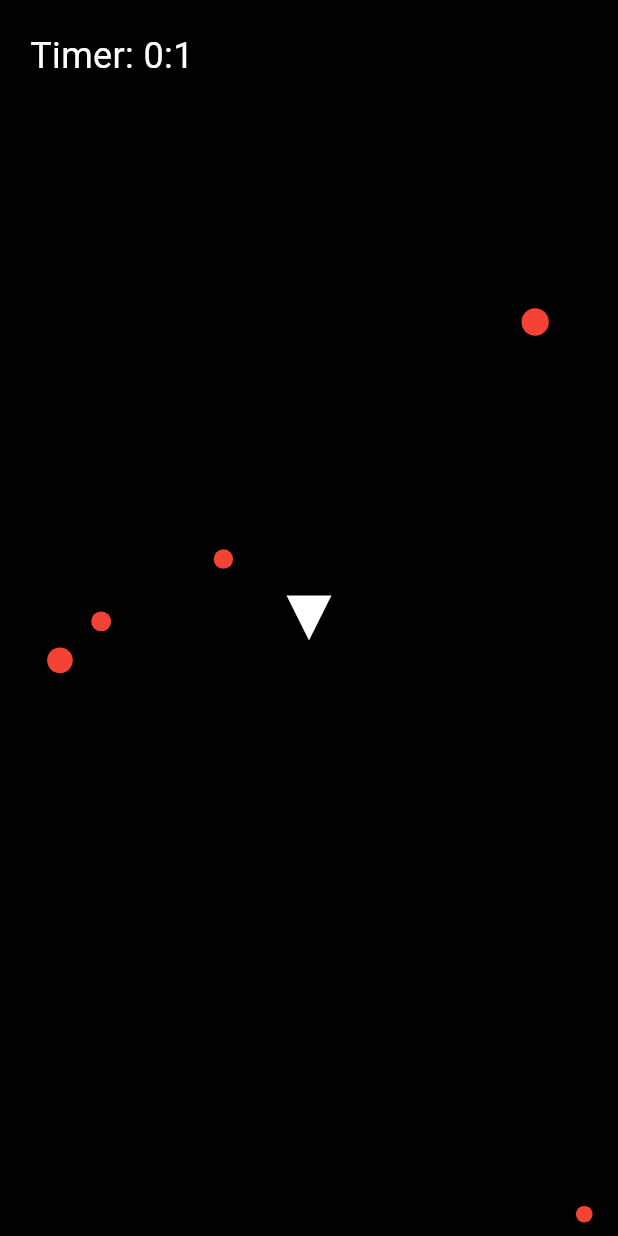
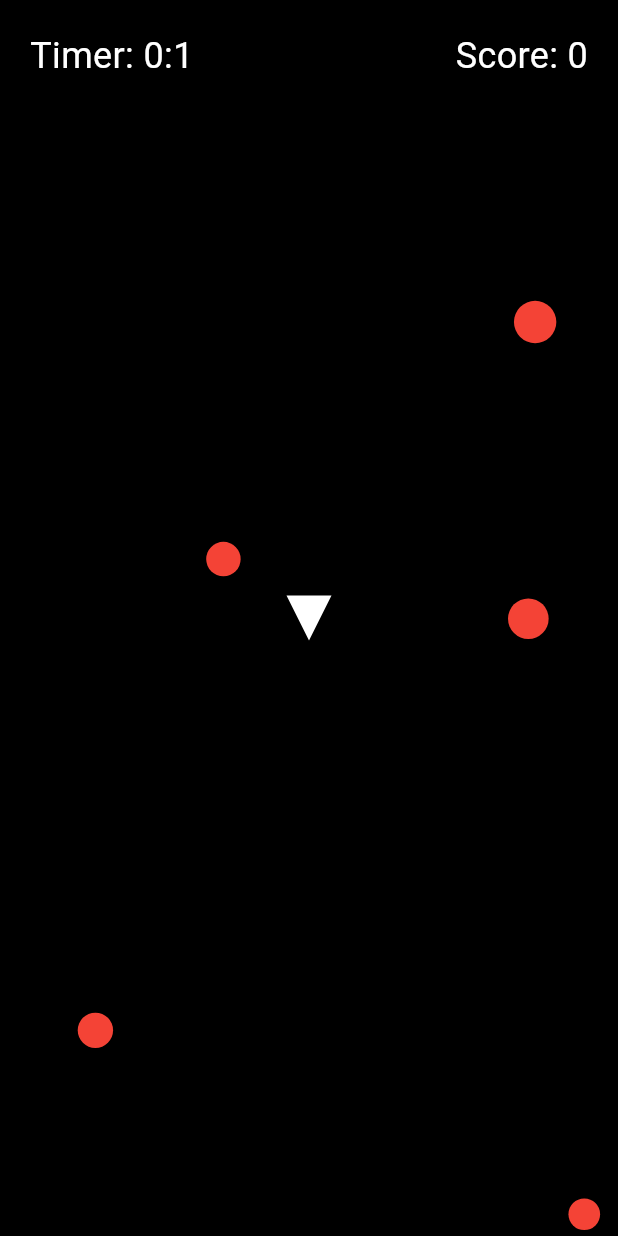
Before and after one commit to ashu3699/ashu3699.github.io, a Flutter app: the AsteroidsApp screen opened directly, on a phone screen of 412 x 824 dp. Run offline on Flutter 3.47's test engine with Material 3 defaults, Android fonts, the phone set to English and light mode, and no system bars; our stand-ins replace device_preview, go_router, math_expressions, url_strategy.

Commit message:
Add score tracking and display in Asteroids game

```diff
--- a/lib/ui/apps/asteroids/ui/asteroids.app.dart
+++ b/lib/ui/apps/asteroids/ui/asteroids.app.dart
@@ -63,6 +63,11 @@ class _AsteroidsAppState extends State<AsteroidsApp> {
       child: Column(
         mainAxisAlignment: MainAxisAlignment.center,
         children: [
+          Text(
+            'Score: $score',
+            style: const TextStyle(fontSize: 24, color: Colors.white),
+          ),
+          const SizedBox(height: 20),
           const Text(
             'You Won!',
             style: TextStyle(fontSize: 32, color: Colors.white),
@@ -91,6 +96,11 @@ class _AsteroidsAppState extends State<AsteroidsApp> {
       child: Column(
         mainAxisAlignment: MainAxisAlignment.center,
         children: [
+          Text(
+            'Score: $score',
+            style: const TextStyle(fontSize: 24, color: Colors.white),
+          ),
+          const SizedBox(height: 20),
           const Text(
             'Game Over',
             style: TextStyle(fontSize: 32, color: Colors.white),
@@ -183,6 +193,14 @@ class _AsteroidsAppState extends State<AsteroidsApp> {
             style: const TextStyle(fontSize: 24, color: Colors.white),
           ),
         ),
+        Positioned(
+          top: 20,
+          right: 20,
+          child: Text(
+            'Score: $score',
+            style: const TextStyle(fontSize: 24, color: Colors.white),
+          ),
+        ),
       ],
     );
   }
```
Also changed, not shown: lib/ui/apps/asteroids/logic/logic.dart (+14 -32 lines).
